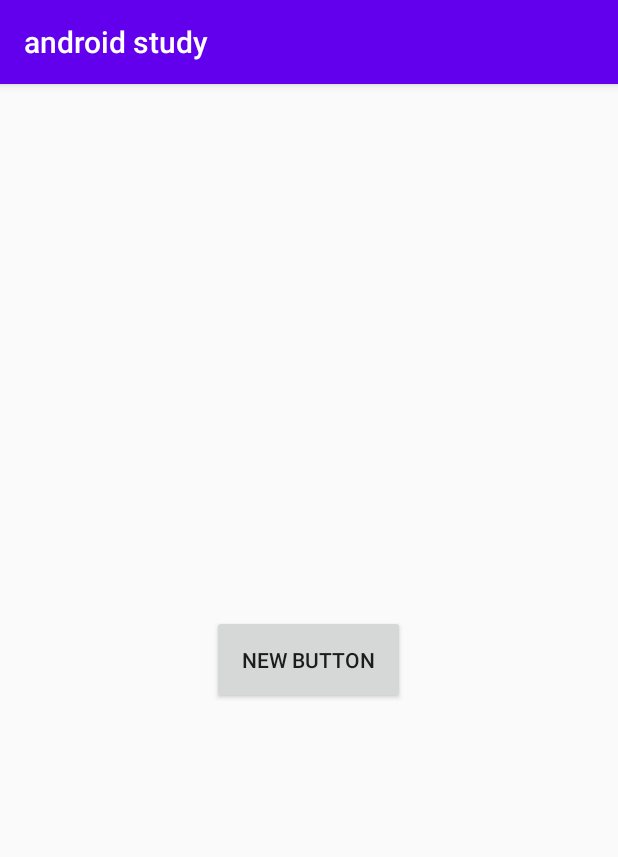
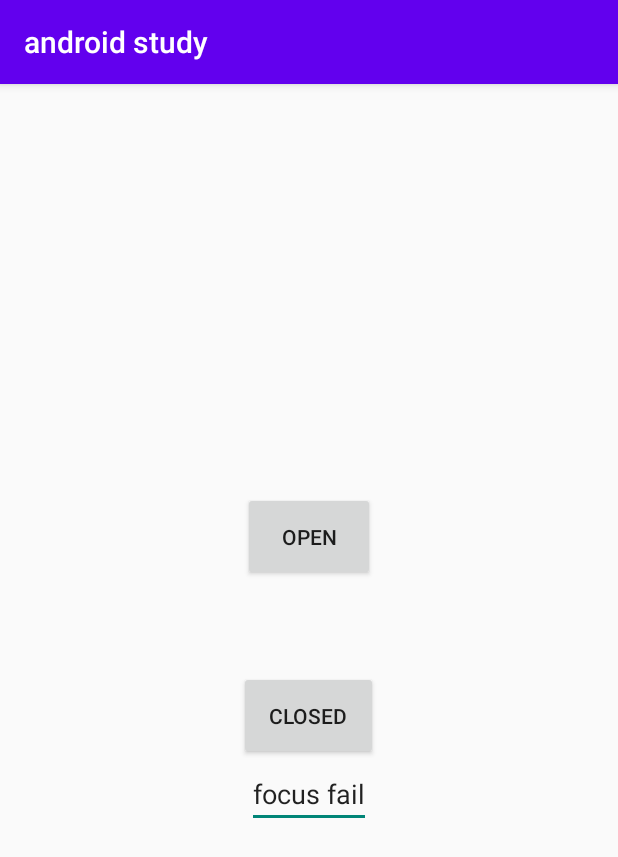
Before and after one commit to materokatti/simple-android-project, an Android app: the screen it shows after launch (MainActivity), on a phone screen of 412 x 824 dp. Shown: the top 857 px of the screen. Run offline under Robolectric (Android 15) with nearby library versions, the phone set to English and light mode, and no system bars.

Commit message:
ADD : focusable property & Edit Text Widget

```diff
--- a/app/src/main/res/layout/activity_main.xml
+++ b/app/src/main/res/layout/activity_main.xml
@@ -12,17 +12,19 @@
         android:id="@+id/button"
         android:layout_width="wrap_content"
         android:layout_height="wrap_content"
-        android:text="New Button"
+        android:text="OPEN"
         android:padding="20dp"
         android:layout_marginBottom="60dp"
-        android:visibility="gone"/>
+        android:focusable="false"/>
     <Button
         android:id="@+id/button2"
         android:layout_width="wrap_content"
         android:layout_height="wrap_content"
         android:padding="20dp"
-        android:text="New Button"
-        android:visibility="visible"
-        />
+        android:text="CLOSED" />
+    <EditText
+        android:layout_width="wrap_content"
+        android:layout_height="wrap_content"
+        android:text="focus fail" />
 
 </LinearLayout>
```
